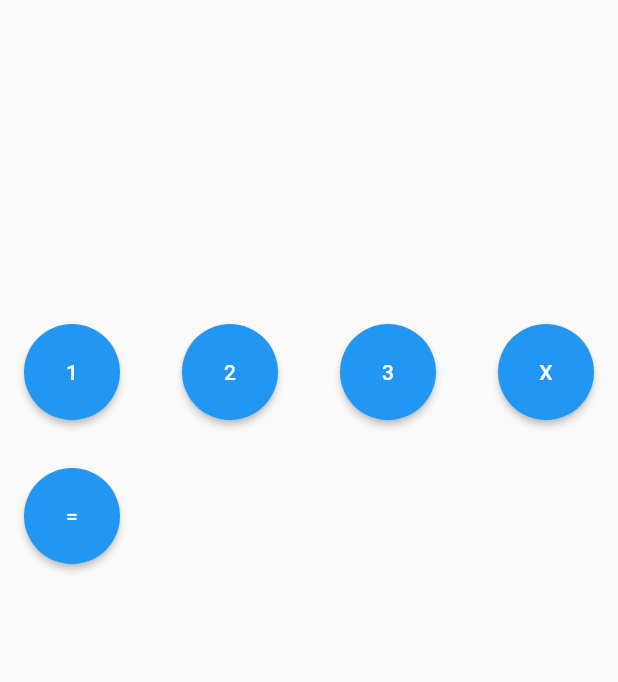
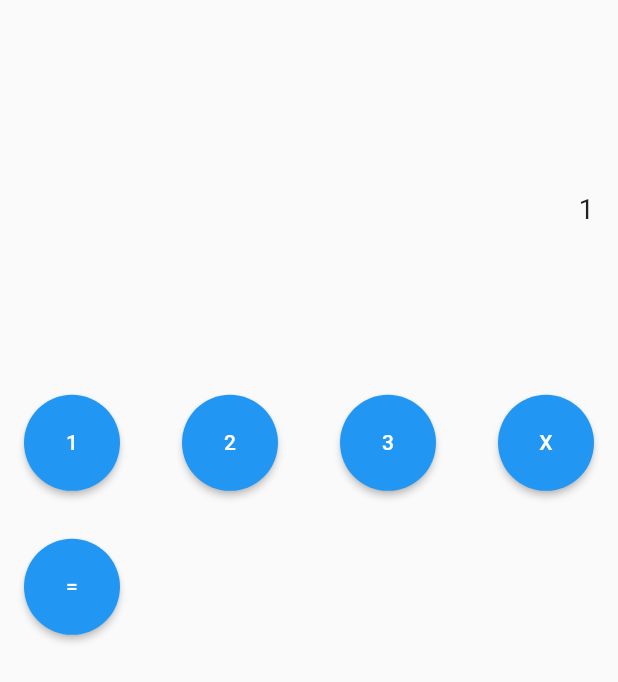
Before and after one commit to JacksonMonteiro/flutter_calculator_app, a Flutter app: the screen it shows after launch, after a tap on an icon or button, on a phone screen of 412 x 824 dp. Shown: the top 682 px of the screen. Run offline on Flutter 3.47's test engine with Material 2 defaults, Android fonts, the phone set to English and light mode, and no system bars.

Commit message:
display component showing the result

```diff
--- a/lib/app/blocs/calc/calc_bloc.dart
+++ b/lib/app/blocs/calc/calc_bloc.dart
@@ -22,11 +22,14 @@ class CalcBloc {
     if (event is AddNumEvent) {
       if (calc.firstNum.isEmpty || calc.operation.isEmpty) {
         calc.firstNum += event.num;
+        calc.result =  calc.firstNum;
       } else {
         calc.secondNum += event.num;
+        calc.result = calc.secondNum;
       }
     } else if (event is AddOperationEvent) {
       calc.operation = event.operation;
+      calc.result = '';
     } else if (event is DoCalcEvent) {
       double fn = double.parse(calc.firstNum);
       double sn = double.parse(calc.secondNum);
@@ -34,10 +37,6 @@ class CalcBloc {
     }
 
 
-    print('Número 1: ${calc.firstNum}');
-    print('Operador: ${calc.operation}');
-    print('Número 2: ${calc.secondNum}');
-    print('Resultado: ${calc.result}');
     _outputCalcController.add(CalcSuccessState(calc: calc));
   }
 
--- a/lib/app/blocs/calc/calc_state.dart
+++ b/lib/app/blocs/calc/calc_state.dart
@@ -6,7 +6,7 @@ abstract class CalcState {
 }
 
 class InitialCalcState extends CalcState {
-  InitialCalcState() : super(calc: CalcModel(firstNum: '', secondNum: '', operation: '', result: ''));
+  InitialCalcState() : super(calc: CalcModel(firstNum: '', secondNum: '', operation: '', result: '0'));
 }
 
 class CalcSuccessState extends CalcState {
--- /dev/null
+++ b/lib/app/components/display_component.dart
@@ -0,0 +1,22 @@
+import 'package:calculator/app/blocs/calc/calc_bloc.dart';
+import 'package:calculator/app/blocs/calc/calc_state.dart';
+import 'package:flutter/material.dart';
+
+class DisplayComponent extends StatelessWidget {
+  final AsyncSnapshot<CalcState> snapshot;
+
+  const DisplayComponent({super.key, required this.snapshot});
+
+  @override
+  Widget build(BuildContext context) {
+    return SizedBox(
+      height: MediaQuery.of(context).size.height * 0.3,
+      child: Row(
+        mainAxisAlignment: MainAxisAlignment.end,
+        children: [
+          Text('${snapshot.data?.calc.result ?? '0'}', style: TextStyle(fontSize: 18),)
+        ],
+      ),
+    );
+  }
+}
--- a/lib/app/components/keyboard_component.dart
+++ b/lib/app/components/keyboard_component.dart
@@ -9,7 +9,9 @@ class KeyboardComponent extends StatelessWidget {
 
   @override
   Widget build(BuildContext context) {
-    return Column(
+    return SizedBox(
+      height: MediaQuery.of(context).size.height * 0.6,
+      child: Column(
         children: [
           Row(
             mainAxisAlignment: MainAxisAlignment.spaceBetween,
@@ -28,6 +30,7 @@ class KeyboardComponent extends StatelessWidget {
             ],
           ),
         ],
+      ),
     );
   }
 }
--- a/lib/app/views/home_view.dart
+++ b/lib/app/views/home_view.dart
@@ -1,4 +1,6 @@
 import 'package:calculator/app/blocs/calc/calc_bloc.dart';
+import 'package:calculator/app/blocs/calc/calc_state.dart';
+import 'package:calculator/app/components/display_component.dart';
 import 'package:calculator/app/components/keyboard_component.dart';
 import 'package:flutter/material.dart';
 import 'package:flutter/src/widgets/container.dart';
@@ -31,14 +33,12 @@ class _HomeViewState extends State<HomeView> {
     return Scaffold(
       body: Padding(
         padding: const EdgeInsets.all(16.0),
-        child: StreamBuilder<Object>(
+        child: StreamBuilder<CalcState>(
           stream: bloc.stream,
           builder: (context, snapshot) {
             return Column(
               children: [
-                Container(
-                  height: 200,
-                ),
+                DisplayComponent(snapshot: snapshot,),
                 KeyboardComponent(bloc: bloc,),
               ],
             );
```
Lines whose indentation alone changed are shown as unchanged.
